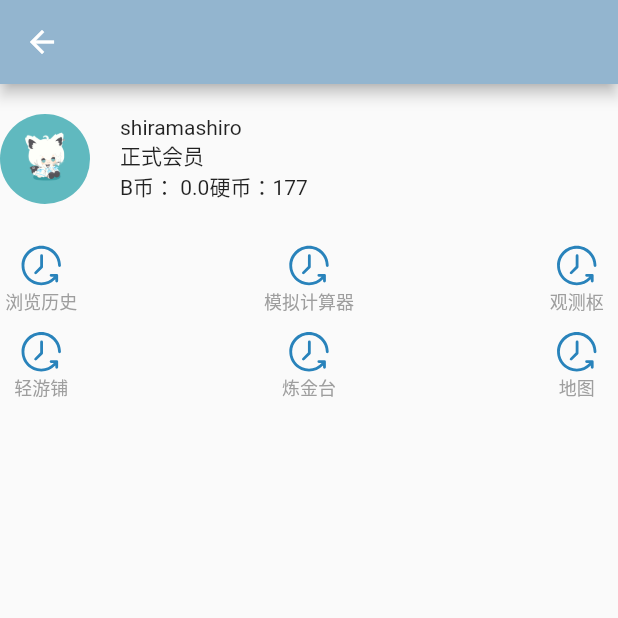
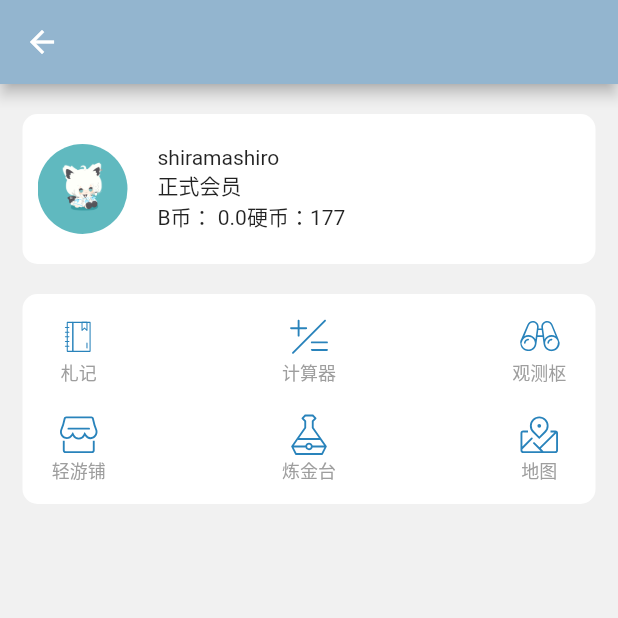
Before and after one commit to shiramashiro/qingyou_mobile, a Flutter app: the UserPage screen opened directly, on a phone screen of 412 x 824 dp, the top half of it. Run offline on Flutter 3.47's test engine with Material 2 defaults, Android fonts, the phone set to English and light mode, and no system bars; our stand-ins replace dio, flutter_easyloading, flutter_screenutil, flutter_svg, image_picker, shared_preferences; missing offline and left inert: proste_indexed_stack; accounts and stored records are empty.

Commit message:
创建卡片

```diff
--- a/lib/apis/api_config.dart
+++ b/lib/apis/api_config.dart
@@ -2,6 +2,6 @@ import 'package:dio/dio.dart';
 
 class APIConfig {
   final Dio dio = Dio();
-  // final String baseURL = "http://1.116.123.44:8080";
-  final String baseURL = "http://10.0.2.2:8080";
+  final String baseURL = "http://1.116.123.44:8080";
+  // final String baseURL = "http://10.0.2.2:8080";
 }
--- /dev/null
+++ b/lib/components/floating_datum.dart
@@ -0,0 +1,63 @@
+import 'package:flutter/material.dart';
+
+class FloatingDatum extends StatelessWidget {
+  final Widget child;
+  final double mtop;
+  final double mleft;
+  final double mright;
+  final double mbottom;
+  final double ptop;
+  final double pleft;
+  final double pright;
+  final double pbottom;
+  final Color color;
+  final double radius;
+  final double? padding;
+
+  const FloatingDatum({
+    Key? key,
+    required this.child,
+    this.color = Colors.white,
+    this.mtop = 0,
+    this.mleft = 0,
+    this.mright = 0,
+    this.mbottom = 0,
+    this.ptop = 0,
+    this.pleft = 0,
+    this.pright = 0,
+    this.pbottom = 0,
+    this.radius = 10,
+    this.padding,
+  }) : super(key: key);
+
+  EdgeInsetsGeometry _createPadding() {
+    if (padding != null) {
+      return EdgeInsets.all(padding!);
+    } else {
+      return EdgeInsets.only(
+        top: ptop,
+        left: pleft,
+        right: pright,
+        bottom: pbottom,
+      );
+    }
+  }
+
+  @override
+  Widget build(BuildContext context) {
+    return Container(
+      decoration: BoxDecoration(
+        color: color,
+        borderRadius: BorderRadius.circular(10),
+      ),
+      padding: _createPadding(),
+      margin: EdgeInsets.only(
+        top: mtop,
+        left: mleft,
+        right: mright,
+        bottom: mbottom,
+      ),
+      child: child,
+    );
+  }
+}
--- a/lib/pages/user_page.dart
+++ b/lib/pages/user_page.dart
@@ -1,6 +1,7 @@
 import 'package:flutter/material.dart';
 import 'package:qingyuo_mobile/components/avatar.dart';
 import 'package:qingyuo_mobile/components/actionable_icon.dart';
+import 'package:qingyuo_mobile/components/floating_datum.dart';
 
 class UserPage extends StatefulWidget {
   const UserPage({Key? key}) : super(key: key);
@@ -31,8 +32,11 @@ class _UserPageState extends State<UserPage> {
   }
 
   Widget _createUserPlank() {
-    return Container(
-      height: 100,
+    return FloatingDatum(
+      ptop: 20,
+      pbottom: 20,
+      pleft: 10,
+      pright: 10,
       child: Row(
         mainAxisAlignment: MainAxisAlignment.start,
         crossAxisAlignment: CrossAxisAlignment.center,
@@ -45,27 +49,34 @@ class _UserPageState extends State<UserPage> {
   }
 
   Widget _createUserUtils() {
-    return Column(
+    return FloatingDatum(
+      mtop: 20,
+      padding: 10,
+      child: Column(
         children: [
           Row(
             mainAxisAlignment: MainAxisAlignment.spaceBetween,
             crossAxisAlignment: CrossAxisAlignment.center,
             children: const [
-            ActionableIcon(text: '浏览历史', path: "assets/icons/history.svg"),
-            ActionableIcon(text: '模拟计算器', path: "assets/icons/history.svg", holeSize: 60),
-            ActionableIcon(text: '观测枢', path: "assets/icons/history.svg"),
+              ActionableIcon(text: '札记', path: "assets/icons/notes.svg"),
+              ActionableIcon(text: '计算器', path: "assets/icons/computer.svg"),
+              ActionableIcon(text: '观测枢', path: "assets/icons/telescope.svg"),
             ],
           ),
-        Row(
+          Container(
+            margin: const EdgeInsets.only(top: 10),
+            child: Row(
               mainAxisAlignment: MainAxisAlignment.spaceBetween,
               crossAxisAlignment: CrossAxisAlignment.center,
               children: const [
-            ActionableIcon(text: '轻游铺', path: "assets/icons/history.svg"),
-            ActionableIcon(text: '炼金台', path: "assets/icons/history.svg"),
-            ActionableIcon(text: '地图', path: "assets/icons/history.svg"),
+                ActionableIcon(text: '轻游铺', path: "assets/icons/shop.svg"),
+                ActionableIcon(text: '炼金台', path: "assets/icons/laboratory.svg"),
+                ActionableIcon(text: '地图', path: "assets/icons/map.svg"),
               ],
             ),
+          ),
         ],
+      ),
     );
   }
 
@@ -81,7 +92,11 @@ class _UserPageState extends State<UserPage> {
   Widget build(BuildContext context) {
     return Scaffold(
       appBar: AppBar(),
-      body: Column(
+      body: Container(
+        color: const Color.fromRGBO(239, 239, 239, 0.8),
+        child: Container(
+          margin: const EdgeInsets.only(top: 20, left: 15, right: 15),
+          child: Column(
             children: [
               _createUserPlank(),
               _createUserUtils(),
@@ -89,6 +104,8 @@ class _UserPageState extends State<UserPage> {
               _createUserExploration(),
             ],
           ),
+        ),
+      ),
     );
   }
 }
```
Also changed, not shown: assets/icons/computer.svg (added), assets/icons/history.svg, assets/icons/laboratory.svg (added), assets/icons/map.svg (added), assets/icons/notes.svg (added), assets/icons/shop.svg (added), assets/icons/telescope.svg (added). Lines whose indentation alone changed are shown as unchanged.
